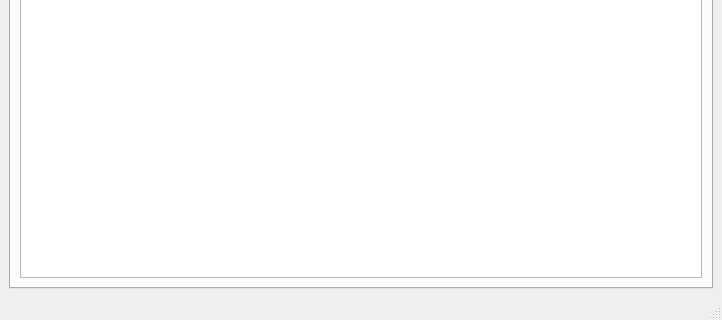
This is view/main_gui.ui in SirSharpest/Grain_Analyser_GUI as Qt 5 draws it before an edit; both pictures show x 0 to 722 and y 246 to 566 of the 722 by 566 pixel window. The edited form follows.
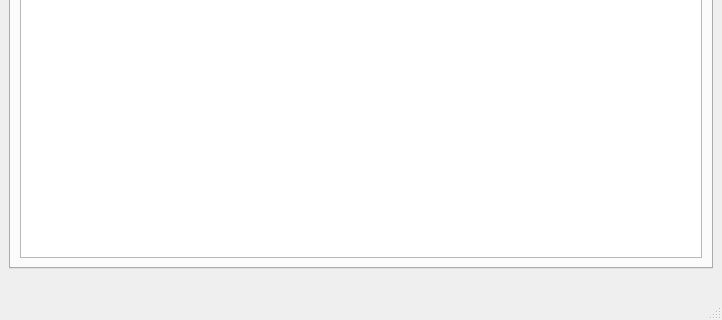
This is the edited form.

```diff
--- a/view/main_gui.ui
+++ b/view/main_gui.ui
@@ -304,6 +304,13 @@
       </item>
      </layout>
     </item>
+    <item row="1" column="0">
+     <widget class="QLabel" name="lbl_status">
+      <property name="text">
+       <string/>
+      </property>
+     </widget>
+    </item>
    </layout>
   </widget>
   <widget class="QStatusBar" name="statusbar"/>
```
Left out of the diff: 2 changed lines with no effect on the pictures.
